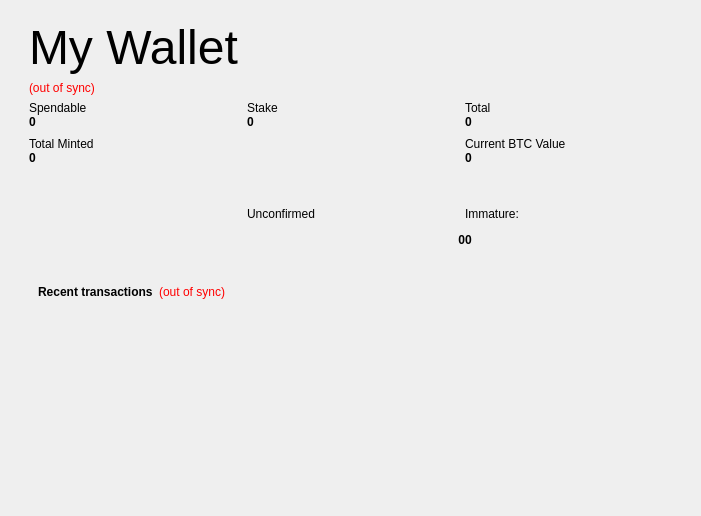
The window that src/qt/forms/overviewpage.ui (Pink2Dev/Pink2) describes before a commit, drawn with Qt 5.
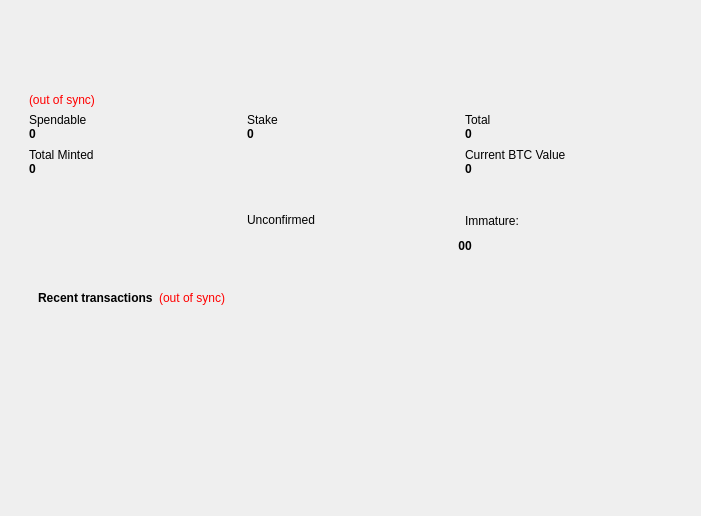
The same window after the commit. Icons and pictures are not drawn.

Commit message: Change part of the icons, logo and overview layout

```diff
--- a/src/qt/forms/overviewpage.ui
+++ b/src/qt/forms/overviewpage.ui
@@ -90,26 +90,14 @@
              <item>
               <layout class="QHBoxLayout" name="horizontalLayout">
                <property name="spacing">
-                <number>6</number>
+                <number>0</number>
                </property>
                <property name="sizeConstraint">
                 <enum>QLayout::SetDefaultConstraint</enum>
                </property>
                <property name="bottomMargin">
-                <number>0</number>
+                <number>12</number>
                </property>
-               <item>
-                <widget class="QLabel" name="labMyWallet">
-                 <property name="font">
-                  <font>
-                   <pointsize>36</pointsize>
-                  </font>
-                 </property>
-                 <property name="text">
-                  <string>My Wallet</string>
-                 </property>
-                </widget>
-               </item>
                <item>
                 <spacer name="horizontalSpacer_2">
                  <property name="orientation">
@@ -123,13 +111,70 @@
                  </property>
                 </spacer>
                </item>
+               <item>
+                <widget class="QLabel" name="labMyWallet">
+                 <property name="maximumSize">
+                  <size>
+                   <width>280</width>
+                   <height>64</height>
+                  </size>
+                 </property>
+                 <property name="font">
+                  <font>
+                   <pointsize>36</pointsize>
+                  </font>
+                 </property>
+                 <property name="layoutDirection">
+                  <enum>Qt::LeftToRight</enum>
+                 </property>
+                 <property name="autoFillBackground">
+                  <bool>false</bool>
+                 </property>
+                 <property name="frameShape">
+                  <enum>QFrame::NoFrame</enum>
+                 </property>
+                 <property name="frameShadow">
+                  <enum>QFrame::Plain</enum>
+                 </property>
+                 <property name="midLineWidth">
+                  <number>1</number>
+                 </property>
+                 <property name="text">
+                  <string/>
+                 </property>
+                 <property name="pixmap">
+                  <pixmap resource="../bitcoin.qrc">:/images/pinkcoin_full</pixmap>
+                 </property>
+                 <property name="scaledContents">
+                  <bool>true</bool>
+                 </property>
+                 <property name="margin">
+                  <number>3</number>
+                 </property>
+                </widget>
+               </item>
               </layout>
              </item>
              <item>
               <widget class="QLabel" name="labelWalletStatus">
+               <property name="minimumSize">
+                <size>
+                 <width>0</width>
+                 <height>0</height>
+                </size>
+               </property>
+               <property name="baseSize">
+                <size>
+                 <width>0</width>
+                 <height>0</height>
+                </size>
+               </property>
                <property name="toolTip">
                 <string>The displayed information may be out of date. Your wallet automatically synchronizes with the BitBay network after a connection is established, but this process has not completed yet.</string>
                </property>
+               <property name="layoutDirection">
+                <enum>Qt::LeftToRight</enum>
+               </property>
                <property name="styleSheet">
                 <string notr="true">QLabel { color: red; }</string>
                </property>
@@ -139,6 +184,12 @@
                <property name="alignment">
                 <set>Qt::AlignLeading|Qt::AlignLeft|Qt::AlignVCenter</set>
                </property>
+               <property name="margin">
+                <number>0</number>
+               </property>
+               <property name="indent">
+                <number>-1</number>
+               </property>
               </widget>
              </item>
              <item>
@@ -485,6 +536,15 @@
                       </color>
                      </brush>
                     </colorrole>
+                    <colorrole role="PlaceholderText">
+                     <brush brushstyle="NoBrush">
+                      <color alpha="128">
+                       <red>0</red>
+                       <green>0</green>
+                       <blue>0</blue>
+                      </color>
+                     </brush>
+                    </colorrole>
                    </active>
                    <inactive>
                     <colorrole role="WindowText">
@@ -505,6 +565,15 @@
                       </color>
                      </brush>
                     </colorrole>
+                    <colorrole role="PlaceholderText">
+                     <brush brushstyle="NoBrush">
+                      <color alpha="128">
+                       <red>0</red>
+                       <green>0</green>
+                       <blue>0</blue>
+                      </color>
+                     </brush>
+                    </colorrole>
                    </inactive>
                    <disabled>
                     <colorrole role="WindowText">
@@ -525,6 +594,15 @@
                       </color>
                      </brush>
                     </colorrole>
+                    <colorrole role="PlaceholderText">
+                     <brush brushstyle="NoBrush">
+                      <color alpha="128">
+                       <red>0</red>
+                       <green>0</green>
+                       <blue>0</blue>
+                      </color>
+                     </brush>
+                    </colorrole>
                    </disabled>
                   </palette>
                  </property>
```
Left out of the diff: 5 changed lines with no effect on the pictures. The commit also changes 14 other files.
